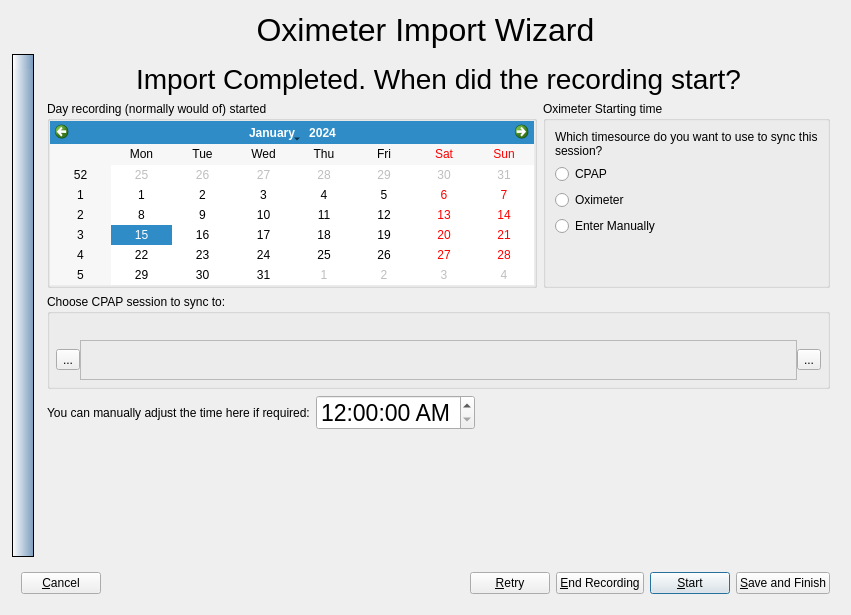
This is sleepyhead/oximeterimport.ui in sbonaime/sleepyhead-code. as Qt 5 draws it before an edit. The edited form follows.
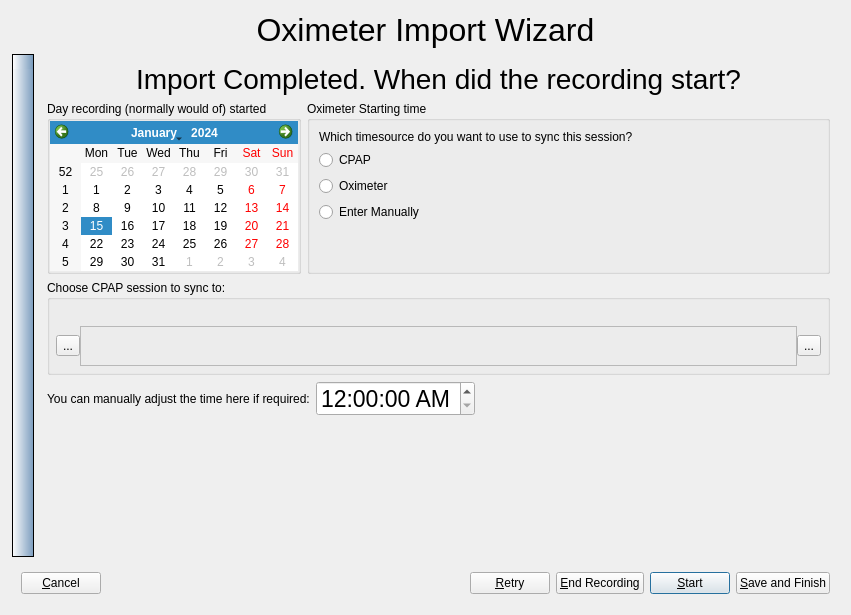
This is the edited form. Icons and pictures are not drawn.

```diff
--- a/sleepyhead/oximeterimport.ui
+++ b/sleepyhead/oximeterimport.ui
@@ -984,6 +984,12 @@
           <layout class="QHBoxLayout" name="horizontalLayout_10">
            <item>
             <widget class="QGroupBox" name="groupBox_2">
+             <property name="sizePolicy">
+              <sizepolicy hsizetype="Minimum" vsizetype="Preferred">
+               <horstretch>0</horstretch>
+               <verstretch>0</verstretch>
+              </sizepolicy>
+             </property>
              <property name="title">
               <string>Day recording (normally would of) started</string>
              </property>
@@ -1008,6 +1014,12 @@
            </item>
            <item>
             <widget class="QGroupBox" name="groupBox_3">
+             <property name="sizePolicy">
+              <sizepolicy hsizetype="Expanding" vsizetype="Preferred">
+               <horstretch>1</horstretch>
+               <verstretch>0</verstretch>
+              </sizepolicy>
+             </property>
              <property name="title">
               <string>Oximeter Starting time</string>
              </property>
```
